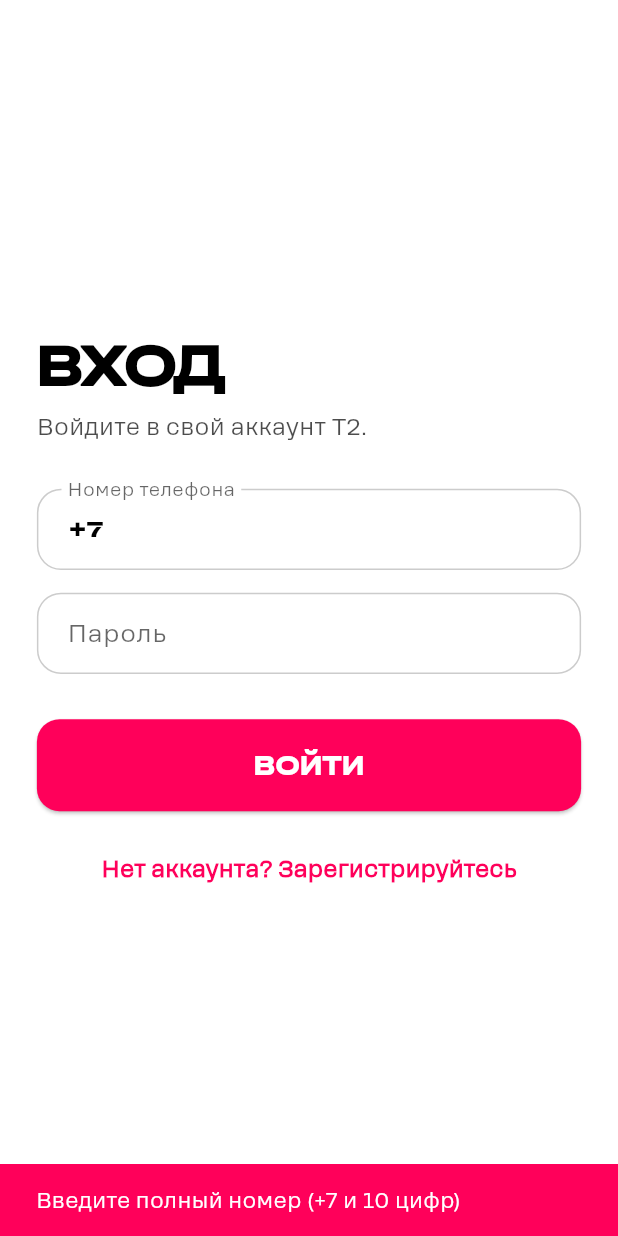
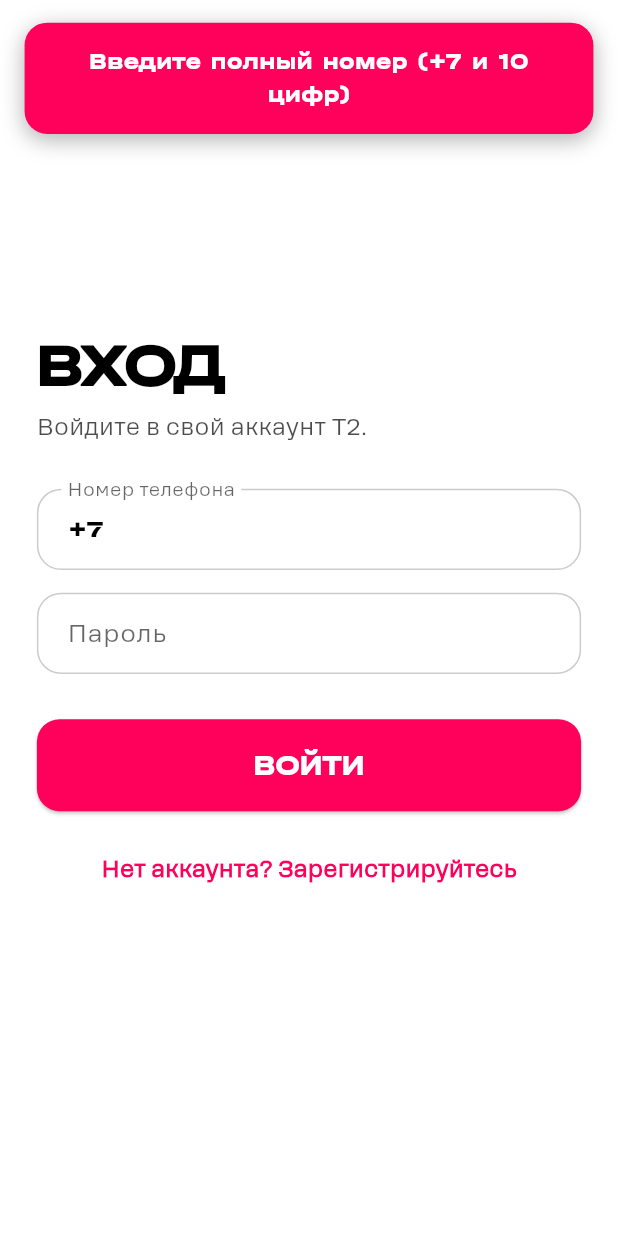
Before and after one commit to luxus-istu/t2_mobile_application, a Flutter app: the screen it shows after launch, after a tap on "ВОЙТИ", on a phone screen of 412 x 824 dp. Run offline on Flutter 3.47's test engine with Material 3 defaults, Android fonts, the phone set to English and light mode, and no system bars; our stand-ins replace audioplayers, confetti, dartz, equatable, flutter_bloc, flutter_local_notifications and 10 more; accounts and stored records are empty; statements that could not run were skipped; project files that could hold a hidden picture were left out.

Commit message:
chore: create and custom snackbar

```diff
--- a/lib/core/theme/theme.dart
+++ b/lib/core/theme/theme.dart
@@ -48,6 +48,16 @@
         ),
       ),
     ),
+    snackBarTheme: SnackBarThemeData(
+      behavior: SnackBarBehavior.floating,
+      backgroundColor: magenta,
+      shape: RoundedRectangleBorder(borderRadius: BorderRadius.circular(16)),
+      contentTextStyle: const TextStyle(
+        fontFamily: fontT2HalvarBreit,
+        fontWeight: FontWeight.w900,
+        color: white,
+      ),
+    ),
   );
 
   static ThemeData get lightTheme => ThemeData(
@@ -82,5 +92,15 @@
         ),
       ),
     ),
+    snackBarTheme: SnackBarThemeData(
+      behavior: SnackBarBehavior.floating,
+      backgroundColor: magenta,
+      shape: RoundedRectangleBorder(borderRadius: BorderRadius.circular(16)),
+      contentTextStyle: const TextStyle(
+        fontFamily: fontT2HalvarBreit,
+        fontWeight: FontWeight.w900,
+        color: white,
+      ),
+    ),
   );
 }
--- /dev/null
+++ b/lib/core/widgets/t2_top_snack_bar.dart
@@ -0,0 +1,123 @@
+import 'package:flutter/material.dart';
+import 'package:flutter_screenutil/flutter_screenutil.dart';
+import 'package:t2_mobile_application/core/theme/theme.dart';
+
+class T2TopSnackBar extends StatefulWidget {
+  final String message;
+  final Color backgroundColor;
+  final VoidCallback onDismissed;
+
+  const T2TopSnackBar({
+    super.key,
+    required this.message,
+    this.backgroundColor = T2Theme.magenta,
+    required this.onDismissed,
+  });
+
+  static void show(
+    BuildContext context,
+    String message, {
+    Color backgroundColor = T2Theme.magenta,
+    Duration duration = const Duration(seconds: 3),
+  }) {
+    final overlay = Overlay.of(context);
+    late OverlayEntry entry;
+
+    entry = OverlayEntry(
+      builder: (context) => T2TopSnackBar(
+        message: message,
+        backgroundColor: backgroundColor,
+        onDismissed: () {
+          entry.remove();
+        },
+      ),
+    );
+
+    overlay.insert(entry);
+    Future.delayed(duration, () {
+      if (entry.mounted) {
+        // The widget handles its own removal animation internally
+        // but we trigger the dismissal logic here.
+      }
+    });
+  }
+
+  @override
+  State<T2TopSnackBar> createState() => _T2TopSnackBarState();
+}
+
+class _T2TopSnackBarState extends State<T2TopSnackBar>
+    with SingleTickerProviderStateMixin {
+  late AnimationController _ctrl;
+  late Animation<Offset> _offset;
+
+  @override
+  void initState() {
+    super.initState();
+    _ctrl = AnimationController(
+      vsync: this,
+      duration: const Duration(milliseconds: 500),
+    );
+    _offset = Tween<Offset>(
+      begin: const Offset(0, -1.5),
+      end: Offset.zero,
+    ).animate(CurvedAnimation(parent: _ctrl, curve: Curves.easeOutBack));
+
+    _ctrl.forward();
+
+    // Auto-dismiss logic coordinated with duration
+    Future.delayed(const Duration(seconds: 3), () {
+      if (mounted) _dismiss();
+    });
+  }
+
+  void _dismiss() async {
+    await _ctrl.reverse();
+    widget.onDismissed();
+  }
+
+  @override
+  void dispose() {
+    _ctrl.dispose();
+    super.dispose();
+  }
+
+  @override
+  Widget build(BuildContext ctx) {
+    return Positioned(
+      top: MediaQuery.of(ctx).padding.top + 16.h,
+      left: 16.w,
+      right: 16.w,
+      child: SlideTransition(
+        position: _offset,
+        child: Material(
+          color: Colors.transparent,
+          child: Container(
+            padding: EdgeInsets.symmetric(horizontal: 20.w, vertical: 16.h),
+            decoration: BoxDecoration(
+              color: widget.backgroundColor,
+              borderRadius: BorderRadius.circular(16.r),
+              boxShadow: [
+                BoxShadow(
+                  color: Colors.black.withValues(alpha: 0.3),
+                  blurRadius: 12,
+                  offset: const Offset(0, 4),
+                ),
+              ],
+            ),
+            child: Text(
+              widget.message,
+              style: TextStyle(
+                color: T2Theme.white,
+                fontFamily: T2Theme.fontT2HalvarBreit,
+                fontWeight: FontWeight.w900,
+                fontSize: 16.sp,
+              ),
+              textAlign: TextAlign.center,
+            ),
+          ),
+        ),
+      ),
+    );
+  }
+}
--- a/lib/features/auth/presentation/pages/login_page.dart
+++ b/lib/features/auth/presentation/pages/login_page.dart
@@ -10,7 +10,7 @@
 import 'package:t2_mobile_application/features/auth/presentation/widgets/t2_text_field.dart';
 import 'package:t2_mobile_application/features/games/presentation/bloc/games_cubit.dart';
 import 'package:t2_mobile_application/features/lessons/presentation/bloc/lessons_cubit.dart';
-
+import 'package:t2_mobile_application/core/widgets/t2_top_snack_bar.dart';
 class LoginPage extends StatefulWidget {
   const LoginPage({super.key});
 
@@ -82,12 +82,7 @@
   }
 
   void _showError(String message) {
-    ScaffoldMessenger.of(context).showSnackBar(
-      SnackBar(
-        content: Text(message, style: const TextStyle(color: T2Theme.white)),
-        backgroundColor: T2Theme.magenta,
-      ),
-    );
+    T2TopSnackBar.show(context, message);
   }
 
   @override
@@ -100,11 +95,10 @@
             if (state is AuthError) {
               _showError(state.message);
             } else if (state is Authenticated) {
-              ScaffoldMessenger.of(ctx).showSnackBar(
-                const SnackBar(
-                  content: Text('Успешный вход'),
-                  backgroundColor: Colors.green,
-                ),
+              T2TopSnackBar.show(
+                ctx,
+                'Успешный вход',
+                backgroundColor: Colors.green,
               );
               sl<GamesCubit>().loadStats();
               sl<LessonsCubit>().loadData();
```
